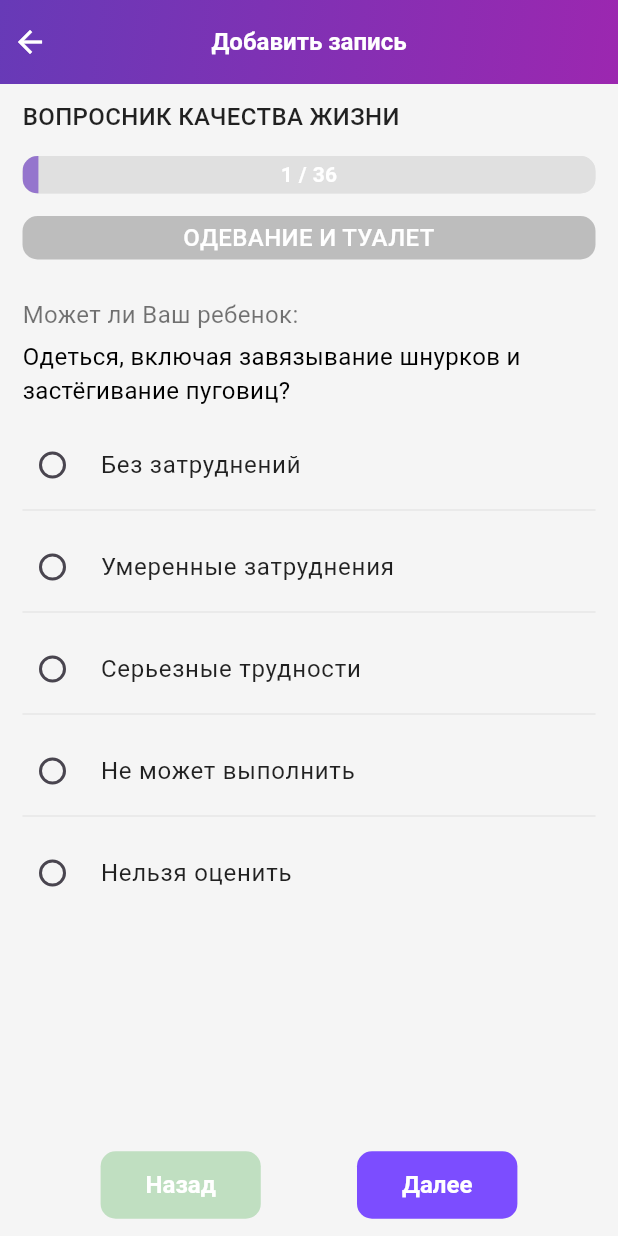
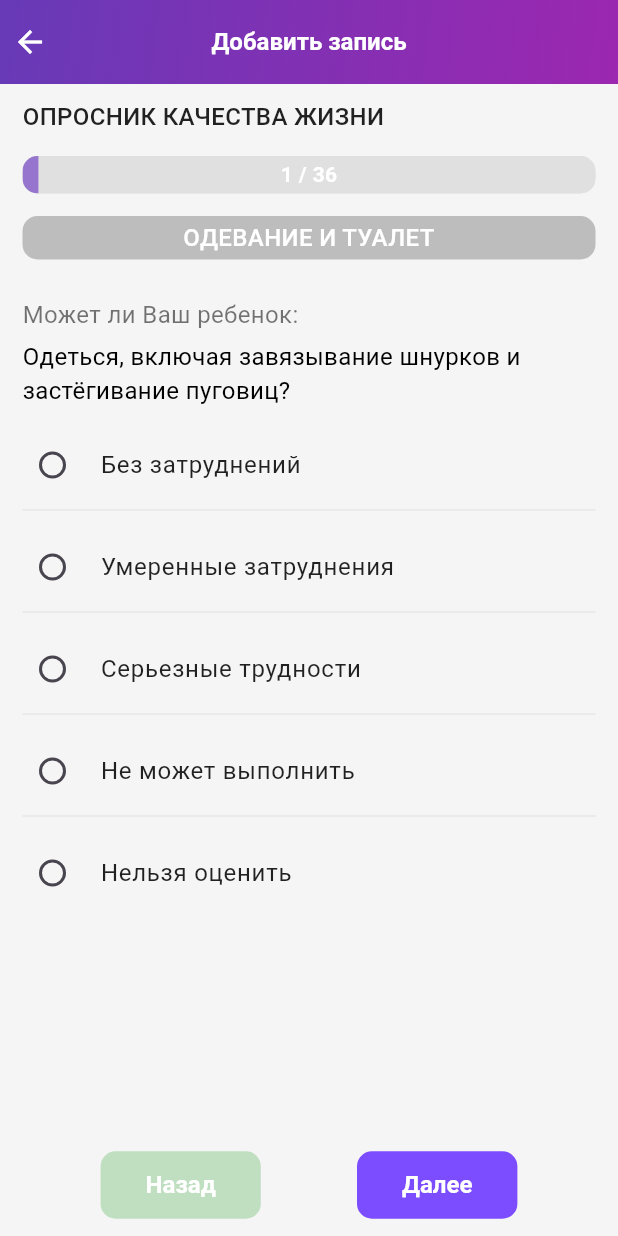
Before and after one commit to AdilovaAngara/flutter_artrit, a Flutter app: the screen it shows after launch, after a tap on "Войти", after a tap on "Оценить качество жизни", on a phone screen of 412 x 824 dp. Run offline on Flutter 3.47's test engine with Material 3 defaults, Android fonts, the light colour scheme and no system bars; drawn by our look-alikes of auto_size_text; our stand-ins replace audioplayers, file_picker, flutter_secure_storage, flutter_svg, font_awesome_flutter, grouped_list and 5 more; missing offline and left inert: charset_converter, flutter_exif_rotation, flutter_pdfview, media_store_plus; accounts and stored records are empty; network calls fail; Roboto replaces fonts that are missing (Arial).

Commit message:
Обновление

```diff
--- a/lib/api/base_client.dart
+++ b/lib/api/base_client.dart
@@ -9,9 +9,9 @@ const String baseUrl = 'https://artritdevapi.nitrosbase.com';
 
 class BaseClient {
   /// Тест
-  //String baseUrl = 'https://artritdevapi.nitrosbase.com';
+  String baseUrl = 'https://artritdevapi.nitrosbase.com';
   /// Релиз
-  String baseUrl = 'https://api.aspirre-russia.ru/ja';
+  //String baseUrl = 'https://api.aspirre-russia.ru/ja';
 
 
   var client = http.Client();
--- a/lib/data/data_patient.dart
+++ b/lib/data/data_patient.dart
@@ -43,7 +43,7 @@ class DataPatient {
   dynamic unknownHospital;
   String? roleId;
   String? doctorFio;
-  double questionnaireResult;
+  double? questionnaireResult;
   int lastInspectionUveit;
 
   DataPatient({
--- a/lib/main.dart
+++ b/lib/main.dart
@@ -21,7 +21,7 @@ void main() async {
     MediaStore.appFolder = '/';
   }
   // Этот код отключает проверку сертификата (раскомментировать только для тестирования, если андроид ругается на сертификат)
-  //HttpOverrides.global = MyHttpOverrides();
+  HttpOverrides.global = MyHttpOverrides();
   runApp(
       MultiProvider(
           providers: [
--- a/lib/pages/menu.dart
+++ b/lib/pages/menu.dart
@@ -265,7 +265,7 @@ extension EnumMenuExtension on EnumMenu {
       case EnumMenu.vaccination:
         return 'Вакцинация';
       case EnumMenu.questionnaire:
-        return 'Вопросник качества жизни';
+        return 'Опросник качества жизни';
       case EnumMenu.scale:
         return 'Шкалы';
       case EnumMenu.report:
--- a/lib/pages/page_login.dart
+++ b/lib/pages/page_login.dart
@@ -274,48 +274,48 @@ class PageLoginState extends State<PageLogin> {
                         ),
                       ),
                       SizedBox(height: 20),
-                      // InkWell(
-                      //   onTap: () {
-                      //     setState(() {
-                      //       _login = 'piepim@mail.ru';
-                      //       _password = '00112299p-';
-                      //       // _login = 'fortest2@nitrosdata.com';
-                      //       // _password = 'aSc47wCU';
-                      //       _keys[Enum.login]!.currentState?.didChange(_login);
-                      //       _keys[Enum.password]!
-                      //           .currentState
-                      //           ?.didChange(_password);
-                      //     });
-                      //   },
-                      //   child: Text(
-                      //     'ПАЦИЕНТ',
-                      //     style: TextStyle(
-                      //       fontSize: 18,
-                      //       color: Colors.black54, // Цвет текста
-                      //       decoration: TextDecoration.none,
-                      //     ),
-                      //   ),
-                      // ),
-                      // InkWell(
-                      //   onTap: () {
-                      //     setState(() {
-                      //       _login = 'angara.pie@mail.ru';
-                      //       _password = '123456';
-                      //       _keys[Enum.login]!.currentState?.didChange(_login);
-                      //       _keys[Enum.password]!
-                      //           .currentState
-                      //           ?.didChange(_password);
-                      //     });
-                      //   },
-                      //   child: Text(
-                      //     'ВРАЧ',
-                      //     style: TextStyle(
-                      //       fontSize: 18,
-                      //       color: Colors.black54, // Цвет текста
-                      //       decoration: TextDecoration.none,
-                      //     ),
-                      //   ),
-                      // ),
+                      InkWell(
+                        onTap: () {
+                          setState(() {
+                            _login = 'piepim@mail.ru';
+                            _password = '00112299p-';
+                            // _login = 'fortest2@nitrosdata.com';
+                            // _password = 'aSc47wCU';
+                            _keys[Enum.login]!.currentState?.didChange(_login);
+                            _keys[Enum.password]!
+                                .currentState
+                                ?.didChange(_password);
+                          });
+                        },
+                        child: Text(
+                          'ПАЦИЕНТ',
+                          style: TextStyle(
+                            fontSize: 18,
+                            color: Colors.black54, // Цвет текста
+                            decoration: TextDecoration.none,
+                          ),
+                        ),
+                      ),
+                      InkWell(
+                        onTap: () {
+                          setState(() {
+                            _login = 'angara.pie@mail.ru';
+                            _password = '123456';
+                            _keys[Enum.login]!.currentState?.didChange(_login);
+                            _keys[Enum.password]!
+                                .currentState
+                                ?.didChange(_password);
+                          });
+                        },
+                        child: Text(
+                          'ВРАЧ',
+                          style: TextStyle(
+                            fontSize: 18,
+                            color: Colors.black54, // Цвет текста
+                            decoration: TextDecoration.none,
+                          ),
+                        ),
+                      ),
                     ],
                   ),
                 ),
--- a/lib/pages/page_questionnaire.dart
+++ b/lib/pages/page_questionnaire.dart
@@ -158,7 +158,7 @@ class PageQuestionnaireState extends State<PageQuestionnaire> {
                               borderRadius: BorderRadius.circular(12.0),
                             ),
                             title: Text(
-                              'Вопросник качества жизни',
+                              'Опросник качества жизни',
                               style: captionMenuTextStyle,
                             ),
                             subtitle: Column(
--- a/pubspec.yaml
+++ b/pubspec.yaml
@@ -61,7 +61,7 @@ dependencies:
   grouped_list: ^6.0.0
   audioplayers: ^6.5.1
   share_plus: ^12.0.1
-
+  url_launcher: ^6.1.11
 
 
 
```
Also changed, not shown: lib/my_functions.dart (+12 -0 lines), lib/pages/page_patient_register.dart (+45 -12 lines), pubspec.lock, 5 other files.
